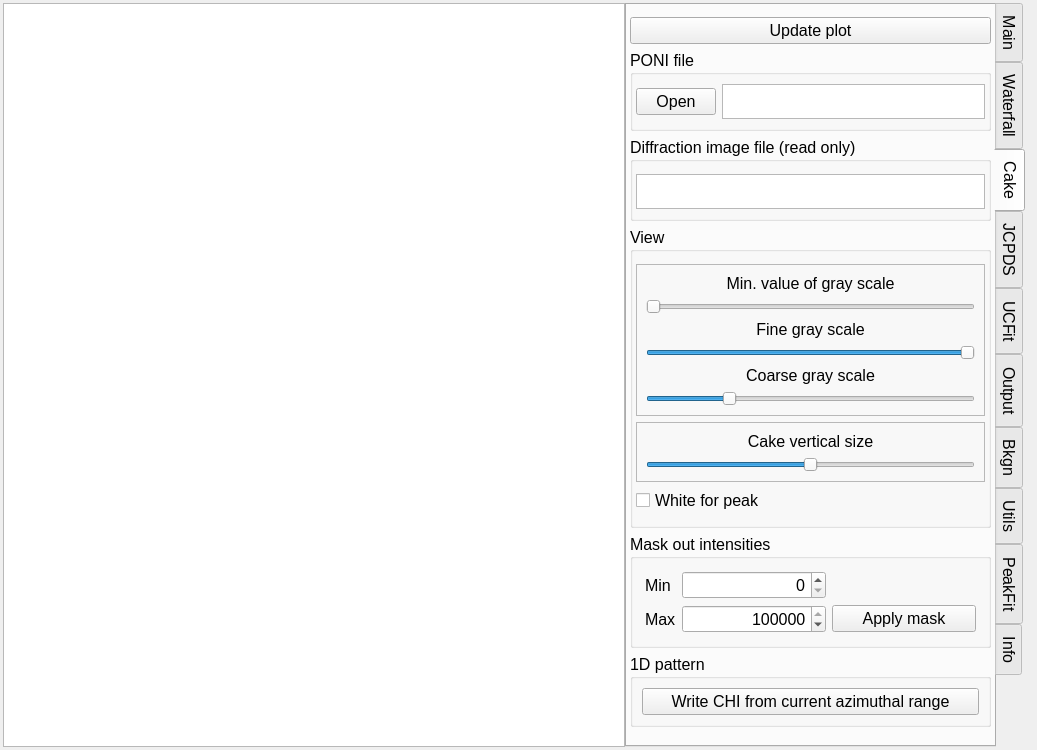
Above: ui/peakpo.ui from SHDShim/PeakPo before the change. Below: the same form after it.
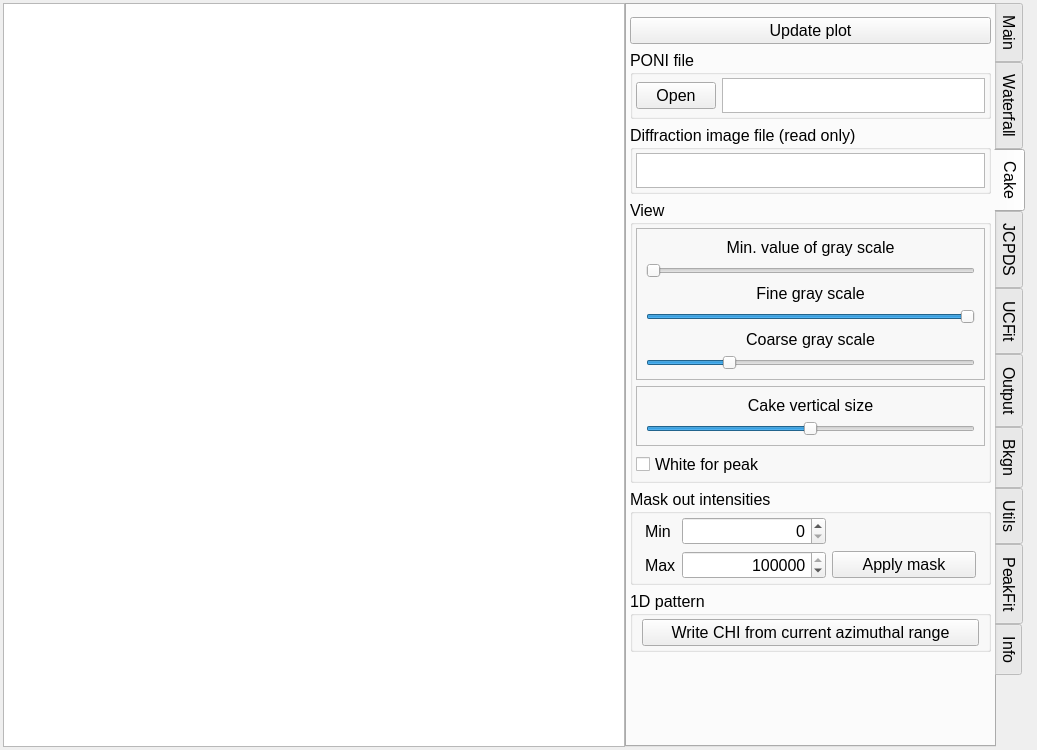
That is the form after the change. The open tabs and pages were chosen to show the change. Custom widgets are drawn as their Qt base class.

Commit message: re-arrange file labels

```diff
--- a/ui/peakpo.ui
+++ b/ui/peakpo.ui
@@ -1668,9 +1668,15 @@
            <property name="leftMargin">
             <number>3</number>
            </property>
+           <property name="topMargin">
+            <number>3</number>
+           </property>
            <property name="rightMargin">
             <number>3</number>
            </property>
+           <property name="bottomMargin">
+            <number>3</number>
+           </property>
            <item row="1" column="0">
             <widget class="QPushButton" name="pushButton_GetPONI">
              <property name="sizePolicy">
@@ -1725,11 +1731,14 @@
             <number>3</number>
            </property>
            <property name="topMargin">
-            <number>12</number>
+            <number>3</number>
            </property>
            <property name="rightMargin">
             <number>3</number>
            </property>
+           <property name="bottomMargin">
+            <number>3</number>
+           </property>
            <item>
             <widget class="QTextEdit" name="textEdit_DiffractionImageFilename">
              <property name="sizePolicy">
@@ -1774,16 +1783,22 @@
             <number>3</number>
            </property>
            <property name="topMargin">
-            <number>12</number>
+            <number>3</number>
            </property>
            <property name="rightMargin">
             <number>3</number>
            </property>
            <property name="bottomMargin">
-            <number>12</number>
+            <number>3</number>
            </property>
            <item>
             <widget class="QFrame" name="frame_3">
+             <property name="sizePolicy">
+              <sizepolicy hsizetype="Preferred" vsizetype="Fixed">
+               <horstretch>0</horstretch>
+               <verstretch>0</verstretch>
+              </sizepolicy>
+             </property>
              <property name="frameShape">
               <enum>QFrame::StyledPanel</enum>
              </property>
@@ -1889,6 +1904,12 @@
            </item>
            <item>
             <widget class="QFrame" name="frame_5">
+             <property name="sizePolicy">
+              <sizepolicy hsizetype="Preferred" vsizetype="Fixed">
+               <horstretch>0</horstretch>
+               <verstretch>0</verstretch>
+              </sizepolicy>
+             </property>
              <property name="frameShape">
               <enum>QFrame::StyledPanel</enum>
              </property>
@@ -1954,13 +1975,13 @@
             <number>12</number>
            </property>
            <property name="topMargin">
-            <number>12</number>
+            <number>3</number>
            </property>
            <property name="rightMargin">
             <number>12</number>
            </property>
            <property name="bottomMargin">
-            <number>12</number>
+            <number>3</number>
            </property>
            <item row="0" column="0">
             <widget class="QLabel" name="label_10">
@@ -2051,6 +2072,12 @@
            <bool>true</bool>
           </property>
           <layout class="QVBoxLayout" name="verticalLayout_8">
+           <property name="topMargin">
+            <number>3</number>
+           </property>
+           <property name="bottomMargin">
+            <number>3</number>
+           </property>
            <item>
             <widget class="QPushButton" name="pushButton_IntegrateCake">
              <property name="text">
```
Left out of the diff: 1 changed line with no effect on the pictures. The commit also changes 1 other file.
